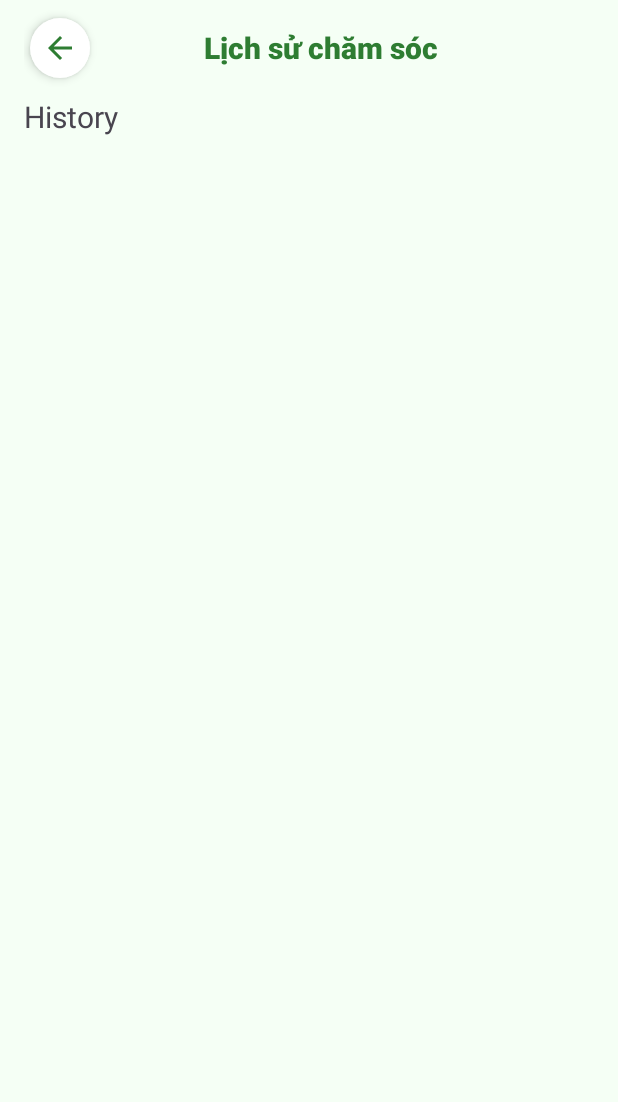
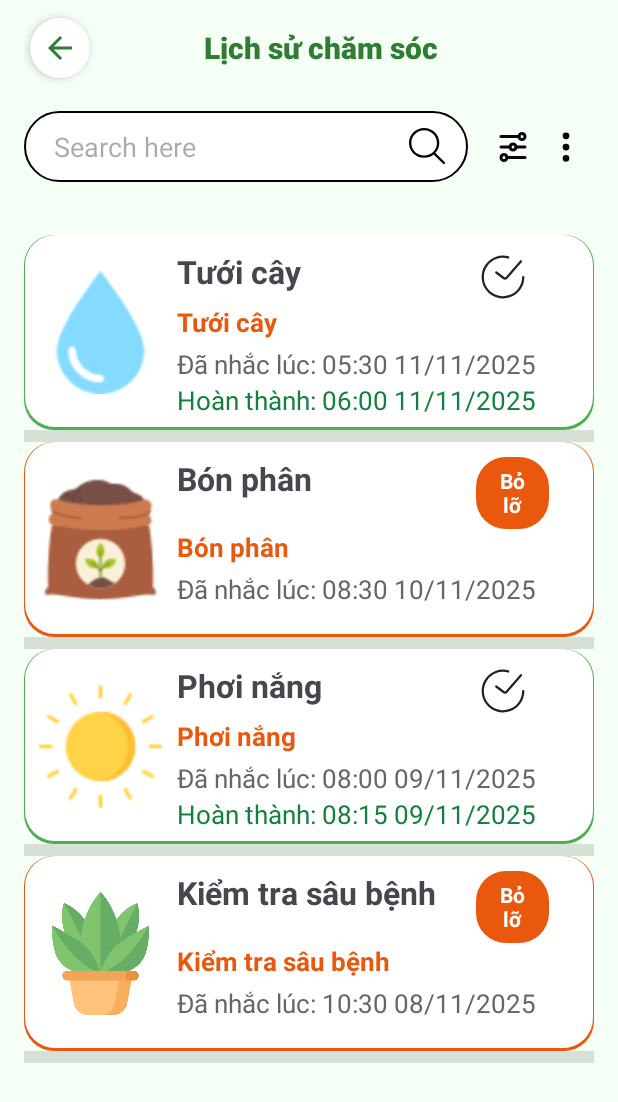
Before and after one commit to phuongnguyen1234/PlantCare, an Android app: the screen it shows after launch (MainActivity), after a tap on "History", on a phone screen of 412 x 824 dp. Shown: the top 1102 px of the screen. Run offline under Robolectric (Android 15) with nearby library versions, the phone set to English and light mode, and no system bars; our stand-ins replace Room's generated code, data binding; libraries missing offline, so code that uses them is left out: com.github.mikephil.charting; 1 statement that could not run was skipped.

Commit message:
Add changes for History branch

```diff
--- /dev/null
+++ b/app/src/main/java/com/example/plantcare/ui/history/HistoryAdapter.java
@@ -0,0 +1,92 @@
+package com.example.plantcare.ui.history;
+
+import android.content.Context;
+import android.graphics.Color;
+import android.graphics.drawable.GradientDrawable;
+import android.view.LayoutInflater;
+import android.view.View;
+import android.view.ViewGroup;
+import android.widget.ArrayAdapter;
+import android.widget.ImageView;
+import android.widget.LinearLayout;
+import android.widget.TextView;
+
+import androidx.annotation.NonNull;
+import androidx.annotation.Nullable;
+
+import com.example.plantcare.R; // Thêm import R
+import com.example.plantcare.data.entity.History;
+import com.example.plantcare.data.enums.Status; // Import Enum Status
+import com.example.plantcare.data.enums.TaskType; // Import Enum TaskType
+
+import java.time.format.DateTimeFormatter;
+import java.util.List;
+
+public class HistoryAdapter extends ArrayAdapter<History> {
+
+    public HistoryAdapter(Context context, List<History> list) {
+        super(context, 0, list);
+    }
+
+    @NonNull
+    @Override
+    public View getView(int position, @Nullable View convertView, @NonNull ViewGroup parent) {
+        if (convertView == null) {
+            // SỬA LẠI TÊN LAYOUT CHO ĐÚNG
+            convertView = LayoutInflater.from(getContext())
+                    .inflate(R.layout.fragmennt_history_plant, parent, false);
+        }
+        History item = getItem(position);
+        // Ánh xạ lại các view cho đúng với ID trong file XML
+        LinearLayout layout = convertView.findViewById(R.id.itemLayout);
+        TextView txtTaskName = convertView.findViewById(R.id.txtTasKName); // Sửa ID
+        TextView txtPlantName = convertView.findViewById(R.id.txtPlantName);
+        TextView txtDate = convertView.findViewById(R.id.txtDate);
+        TextView txtDateFinish = convertView.findViewById(R.id.txtDateFinish); // Thêm TextView này
+        ImageView imgAction = convertView.findViewById(R.id.imgAction);
+        ImageView imgStatus = convertView.findViewById(R.id.imgStatus);
+        TextView txtMiss = convertView.findViewById(R.id.txtMiss);
+
+        // Định dạng thời gian cho dễ đọc
+        DateTimeFormatter formatter = DateTimeFormatter.ofPattern("HH:mm dd/MM/yyyy");
+
+        // Gán dữ liệu
+        txtTaskName.setText(item.getTaskName()); // Tên công việc (Bón phân, tưới nước...)
+        txtPlantName.setText(item.getTaskName()); // Tạm thời hardcode, bạn có thể thêm trường plantName vào History entity
+        txtDate.setText("Đã nhắc lúc: " + item.getNotifyTime().format(formatter));
+
+        switch (item.getTaskType()) {
+            case WATER:
+                imgAction.setImageResource(R.drawable.water_drop);
+                break;
+            case FERTILIZE:
+                imgAction.setImageResource(R.drawable.fertilizer);
+                break;
+            case LIGHT:
+                imgAction.setImageResource(R.drawable.sun);
+                break;
+            case OTHER:
+                imgAction.setImageResource(R.drawable.default_plant);
+                break;
+            default:
+                imgAction.setImageResource(R.drawable.water_drop);
+        }
+
+        if (item.getStatus() == Status.COMPLETED && item.getDateCompleted() != null) {
+            // TRẠNG THÁI: HOÀN THÀNH
+            layout.setBackgroundResource(R.drawable.history_done_background_green);
+            imgStatus.setVisibility(View.VISIBLE);
+            txtMiss.setVisibility(View.GONE);
+            txtDateFinish.setVisibility(View.VISIBLE);
+            txtDateFinish.setText("Hoàn thành: " + item.getDateCompleted().format(formatter));
+        } else {
+            // TRẠNG THÁI: BỎ LỠ
+            layout.setBackgroundResource(R.drawable.history_miss_item_background_orange);
+            imgStatus.setVisibility(View.GONE);
+            txtMiss.setVisibility(View.VISIBLE);
+            txtDateFinish.setVisibility(View.GONE);
+        }
+
+        return convertView;
+    }
+}
--- a/app/src/main/java/com/example/plantcare/ui/history/HistoryFragment.java
+++ b/app/src/main/java/com/example/plantcare/ui/history/HistoryFragment.java
@@ -1,21 +1,55 @@
 package com.example.plantcare.ui.history;
 
 import android.os.Bundle;
+import android.view.LayoutInflater;import android.view.View;
+import android.view.ViewGroup;
+import android.widget.ListView;
+
+import androidx.annotation.NonNull;
 import androidx.annotation.Nullable;
 import androidx.lifecycle.ViewModelProvider;
 
 import com.example.plantcare.R;
+import com.example.plantcare.data.entity.History;
+import com.example.plantcare.data.enums.Status;
+import com.example.plantcare.data.enums.TaskType;
 import com.example.plantcare.ui.main.BaseFragment;
+
+import java.time.LocalDateTime;
+import java.util.ArrayList;
+import java.util.List;
 
 public class HistoryFragment extends BaseFragment {
 
     private HistoryViewModel mViewModel;
+    private ListView lvHistory;
+    private HistoryAdapter adapter;
+
+    @Override
+    public View onCreateView(@NonNull LayoutInflater inflater, @Nullable ViewGroup container, @Nullable Bundle savedInstanceState) {
+        // Ghi đè onCreateView để có thể truy cập View ngay lập tức
+        View view = super.onCreateView(inflater, container, savedInstanceState);
+
+        // Ánh xạ ListView từ layout đã sửa
+        lvHistory = view.findViewById(R.id.lvHistory);
+
+        // Tạo dữ liệu giả
+        List<History> mockData = createMockData();
+
+        // Khởi tạo Adapter với dữ liệu giả và gán vào ListView
+        if (getContext() != null) {
+            adapter = new HistoryAdapter(getContext(), mockData);
+            lvHistory.setAdapter(adapter);
+        }
+
+        return view;
+    }
 
     @Override
     public void onActivityCreated(@Nullable Bundle savedInstanceState) {
         super.onActivityCreated(savedInstanceState);
         mViewModel = new ViewModelProvider(this).get(HistoryViewModel.class);
-        // TODO: Use the ViewModel
+        // TODO: Sau này, bạn sẽ lấy dữ liệu từ ViewModel thay vì createMockData()
     }
 
     @Override
@@ -27,4 +61,50 @@ public class HistoryFragment extends BaseFragment {
     protected String getToolbarTitle() {
         return "Lịch sử chăm sóc";
     }
+
+    /**
+     * Phương thức tạo dữ liệu giả để kiểm tra giao diện.
+     * @return Danh sách các đối tượng History.
+     */
+    private List<History> createMockData() {
+        List<History> mockList = new ArrayList<>();
+        LocalDateTime now = LocalDateTime.now();
+
+        // --- Mẫu 1: Công việc TƯỚI NƯỚC - HOÀN THÀNH ---
+        History taskDoneWater = new History();
+        taskDoneWater.setTaskName("Tưới cây");
+        taskDoneWater.setTaskType(TaskType.WATER);
+        taskDoneWater.setStatus(Status.COMPLETED); // Trạng thái hoàn thành
+        taskDoneWater.setNotifyTime(now.minusHours(5)); // Nhắc lúc 5 tiếng trước
+        taskDoneWater.setDateCompleted(now.minusHours(4).minusMinutes(30)); // Hoàn thành sau đó 30 phút
+        mockList.add(taskDoneWater);
+
+        // --- Mẫu 2: Công việc BÓN PHÂN - BỎ LỠ ---
+        History taskMissedFertilize = new History();
+        taskMissedFertilize.setTaskName("Bón phân");
+        taskMissedFertilize.setTaskType(TaskType.FERTILIZE);
+        taskMissedFertilize.setStatus(Status.MISSED); // Trạng thái bỏ lỡ
+        taskMissedFertilize.setNotifyTime(now.minusDays(1).minusHours(2)); // Nhắc từ hôm qua
+        // dateCompleted là null vì đã bỏ lỡ
+        mockList.add(taskMissedFertilize);
+
+        // --- Mẫu 3: Công việc ÁNH SÁNG - HOÀN THÀNH ---
+        History taskDoneLight = new History();
+        taskDoneLight.setTaskName("Phơi nắng");
+        taskDoneLight.setTaskType(TaskType.LIGHT);
+        taskDoneLight.setStatus(Status.COMPLETED);
+        taskDoneLight.setNotifyTime(now.minusDays(2).withHour(8).withMinute(0)); // Nhắc lúc 8h sáng 2 ngày trước
+        taskDoneLight.setDateCompleted(now.minusDays(2).withHour(8).withMinute(15));
+        mockList.add(taskDoneLight);
+
+        // --- Mẫu 4: Công việc KHÁC - BỎ LỠ ---
+        History taskMissedOther = new History();
+        taskMissedOther.setTaskName("Kiểm tra sâu bệnh");
+        taskMissedOther.setTaskType(TaskType.OTHER);
+        taskMissedOther.setStatus(Status.MISSED);
+        taskMissedOther.setNotifyTime(now.minusDays(3));
+        mockList.add(taskMissedOther);
+
+        return mockList;
+    }
 }
--- /dev/null
+++ b/app/src/main/res/drawable/history_done_background_green.xml
@@ -0,0 +1,16 @@
+<?xml version="1.0" encoding="utf-8"?>
+<layer-list xmlns:android="http://schemas.android.com/apk/res/android">
+    <!-- trạng thái bình thường (default) -->
+    <item>
+        <shape android:shape="rectangle">
+            <corners android:radius="20dp"/>
+            <solid android:color="#4CAF50"/>
+        </shape>
+    </item>
+    <item android:top="0.5dp" android:left="1dp" android:right="1dp" android:bottom="2dp">
+        <shape android:shape="rectangle">
+            <corners android:radius="20dp"/>
+            <solid android:color="#ffff"/>
+        </shape>
+    </item>
+</layer-list>
--- /dev/null
+++ b/app/src/main/res/drawable/history_miss_background_for_text_miss.xml
@@ -0,0 +1,10 @@
+<?xml version="1.0" encoding="utf-8"?>
+<layer-list xmlns:android="http://schemas.android.com/apk/res/android">
+    <!-- trạng thái bình thường (default) -->
+    <item>
+        <shape android:shape="rectangle">
+            <corners android:radius="20dp"/>
+            <solid android:color="#E9580C"/>
+        </shape>
+    </item>
+</layer-list>
--- /dev/null
+++ b/app/src/main/res/drawable/history_miss_item_background_orange.xml
@@ -0,0 +1,16 @@
+<?xml version="1.0" encoding="utf-8"?>
+<layer-list xmlns:android="http://schemas.android.com/apk/res/android">
+    <!-- trạng thái bình thường (default) -->
+    <item>
+        <shape android:shape="rectangle">
+            <corners android:radius="20dp"/>
+            <solid android:color="#E9580C"/>
+        </shape>
+    </item>
+    <item android:top="0.5dp" android:left="1dp" android:right="1dp" android:bottom="2dp">
+        <shape android:shape="rectangle">
+            <corners android:radius="20dp"/>
+            <solid android:color="#ffff"/>
+        </shape>
+    </item>
+</layer-list>
--- /dev/null
+++ b/app/src/main/res/drawable/ic_done_ring_round_green_24dp.xml
@@ -0,0 +1,7 @@
+<vector xmlns:android="http://schemas.android.com/apk/res/android" android:height="24dp" android:viewportHeight="24" android:viewportWidth="24" android:width="24dp">
+
+    <path android:fillColor="#00000000" android:pathData="M9,10L12.258,12.444C12.677,12.757 13.266,12.696 13.611,12.302L20,5" android:strokeColor="#222222" android:strokeLineCap="round" android:strokeWidth="1"/>
+
+    <path android:fillColor="#00000000" android:pathData="M21,12C21,13.88 20.411,15.714 19.316,17.242C18.22,18.771 16.674,19.918 14.893,20.522C13.112,21.127 11.187,21.158 9.387,20.612C7.588,20.067 6.005,18.971 4.86,17.479C3.715,15.987 3.066,14.174 3.005,12.295C2.943,10.415 3.472,8.563 4.517,7C5.562,5.436 7.07,4.239 8.83,3.577C10.59,2.914 12.513,2.82 14.329,3.307" android:strokeColor="#222222" android:strokeLineCap="round" android:strokeWidth="1"/>
+
+</vector>
--- /dev/null
+++ b/app/src/main/res/drawable/ic_filter_black_24dp.xml
@@ -0,0 +1,17 @@
+<vector xmlns:android="http://schemas.android.com/apk/res/android" android:height="24dp" android:viewportHeight="24" android:viewportWidth="24" android:width="24dp">
+
+    <path android:fillColor="#00000000" android:fillType="evenOdd" android:pathData="M4,5L16,5" android:strokeColor="#0C0310" android:strokeLineCap="round" android:strokeWidth="2"/>
+
+    <path android:fillColor="#00000000" android:fillType="evenOdd" android:pathData="M4,12L10,12" android:strokeColor="#0C0310" android:strokeLineCap="round" android:strokeWidth="2"/>
+
+    <path android:fillColor="#00000000" android:fillType="evenOdd" android:pathData="M14,12L20,12" android:strokeColor="#0C0310" android:strokeLineCap="round" android:strokeWidth="2"/>
+
+    <path android:fillColor="#00000000" android:fillType="evenOdd" android:pathData="M8,19L20,19" android:strokeColor="#0C0310" android:strokeLineCap="round" android:strokeWidth="2"/>
+
+    <path android:fillColor="#00000000" android:fillType="evenOdd" android:pathData="M18,5m-2,0a2,2 0,1 1,4 0a2,2 0,1 1,-4 0" android:strokeColor="#0C0310" android:strokeLineCap="round" android:strokeWidth="2"/>
+
+    <path android:fillColor="#00000000" android:fillType="evenOdd" android:pathData="M12,12m-2,0a2,2 0,1 1,4 0a2,2 0,1 1,-4 0" android:strokeColor="#0C0310" android:strokeLineCap="round" android:strokeWidth="2"/>
+
+    <path android:fillColor="#00000000" android:fillType="evenOdd" android:pathData="M6,19m-2,0a2,2 0,1 1,4 0a2,2 0,1 1,-4 0" android:strokeColor="#0C0310" android:strokeLineCap="round" android:strokeWidth="2"/>
+
+</vector>
--- /dev/null
+++ b/app/src/main/res/drawable/ic_search_black_24dp.xml
@@ -0,0 +1,12 @@
+<vector xmlns:android="http://schemas.android.com/apk/res/android"
+    android:width="24dp"
+    android:height="24dp"
+    android:viewportWidth="32"
+    android:viewportHeight="32">
+  <path
+      android:pathData="M13.46,24.45C7.17,24.45 2.071,19.44 2.071,13.25C2.071,7.06 7.17,2.04 13.46,2.04C19.75,2.04 24.85,7.06 24.85,13.25C24.85,19.44 19.75,24.45 13.46,24.45L13.46,24.45ZM31.688,30.25L23.429,22.12C25.591,19.77 26.92,16.67 26.92,13.25C26.92,5.93 20.894,0 13.46,0C6.026,0 0,5.93 0,13.25C0,20.56 6.026,26.49 13.46,26.49C16.672,26.49 19.618,25.38 21.932,23.53L30.224,31.69C30.629,32.09 31.284,32.09 31.688,31.69C32.093,31.3 32.093,30.65 31.688,30.25L31.688,30.25Z"
+      android:strokeWidth="1"
+      android:fillColor="#000000"
+      android:fillType="evenOdd"
+      android:strokeColor="#00000000"/>
+</vector>
--- /dev/null
+++ b/app/src/main/res/drawable/ic_three_dots_black_24dp.xml
@@ -0,0 +1,5 @@
+<vector xmlns:android="http://schemas.android.com/apk/res/android" android:height="24dp" android:viewportHeight="16" android:viewportWidth="16" android:width="24dp">
+
+    <path android:fillColor="#000000" android:pathData="M9.5,13a1.5,1.5 0,1 1,-3 0,1.5 1.5,0 0,1 3,0zM9.5,8a1.5,1.5 0,1 1,-3 0,1.5 1.5,0 0,1 3,0zM9.5,3a1.5,1.5 0,1 1,-3 0,1.5 1.5,0 0,1 3,0z"/>
+
+</vector>
--- /dev/null
+++ b/app/src/main/res/drawable/search_edit_background.xml
@@ -0,0 +1,11 @@
+<?xml version="1.0" encoding="utf-8"?>
+<selector xmlns:android="http://schemas.android.com/apk/res/android">
+    <item>
+        <shape android:shape="rectangle">
+            <corners android:radius = "50dp"/>
+            <solid android:color="#ffff"/>
+            <stroke android:color="@color/black"
+                android:width="1dp"/>
+        </shape>
+    </item>
+</selector>
--- /dev/null
+++ b/app/src/main/res/layout/fragmennt_history_plant.xml
@@ -0,0 +1,90 @@
+<LinearLayout xmlns:android="http://schemas.android.com/apk/res/android"
+    xmlns:tools="http://schemas.android.com/tools"
+    android:id="@+id/itemLayout"
+    android:layout_width="match_parent"
+    android:layout_height="130dp"
+    android:layout_margin="6dp"
+    android:background="@drawable/history_miss_item_background_orange"
+    android:orientation="horizontal"
+    android:padding="10dp">
+
+    <ImageView
+        android:id="@+id/imgAction"
+        android:layout_width="82dp"
+        android:layout_height="86dp"
+        android:layout_gravity="center_vertical"
+        android:src="@drawable/fertilizer" />
+
+    <LinearLayout
+        android:layout_width="match_parent"
+        android:layout_height="113dp"
+        android:layout_marginStart="10dp"
+        android:layout_weight="1"
+        android:orientation="vertical">
+
+        <LinearLayout
+            android:layout_width="match_parent"
+            android:layout_height="wrap_content"
+            android:orientation="horizontal">
+
+            <TextView
+                android:id="@+id/txtTasKName"
+                android:layout_width="199dp"
+                android:layout_height="match_parent"
+                android:layout_gravity="center_vertical"
+                android:text="Bón phân"
+                android:textSize="21sp"
+                android:textStyle="bold" />
+
+            <ImageView
+                android:id="@+id/imgStatus"
+                android:layout_width="36dp"
+                android:layout_height="36dp"
+                android:layout_gravity="top|center_vertical"
+                android:src="@drawable/ic_done_ring_round_green_24dp"
+                android:visibility="gone" />
+
+            <TextView
+                android:id="@+id/txtMiss"
+                android:layout_width="match_parent"
+                android:layout_height="match_parent"
+                android:layout_gravity="center_vertical"
+                android:layout_marginEnd="20dp"
+                android:background="@drawable/history_miss_background_for_text_miss"
+                android:gravity="center"
+                android:paddingHorizontal="10dp"
+                android:paddingVertical="5dp"
+                android:text="Bỏ lỡ"
+                android:textColor="#FFFFFF"
+                android:textStyle="bold"
+                android:visibility="visible" />
+        </LinearLayout>
+
+        <TextView
+            android:id="@+id/txtPlantName"
+            android:layout_width="match_parent"
+            android:layout_height="28dp"
+            android:text="Cây Xương Rồng"
+            android:textColor="#E9580C"
+            android:textSize="17sp"
+            android:textStyle="bold" />
+
+        <TextView
+            android:id="@+id/txtDate"
+            android:layout_width="match_parent"
+            android:layout_height="wrap_content"
+            android:text="Đã nhắc lúc 10:00:00 28/11/2025"
+            android:textColor="#666"
+            android:textSize="17dp" />
+
+        <TextView
+            android:id="@+id/txtDateFinish"
+            android:layout_width="match_parent"
+            android:layout_height="wrap_content"
+            android:text="Đã nhắc tưới lúc 10:00:00 28/11/2025"
+            android:textColor="#15803D"
+            android:textSize="17dp"
+            android:visibility="gone"/>
+    </LinearLayout>
+
+</LinearLayout>
--- a/app/src/main/res/layout/fragment_history.xml
+++ b/app/src/main/res/layout/fragment_history.xml
@@ -1,6 +1,56 @@
 <?xml version="1.0" encoding="utf-8"?>
-<TextView xmlns:android="http://schemas.android.com/apk/res/android"
+<LinearLayout xmlns:android="http://schemas.android.com/apk/res/android"
+    xmlns:app="http://schemas.android.com/apk/res-auto"
     android:layout_width="match_parent"
     android:layout_height="match_parent"
-    android:text="History"
-    android:textSize="20sp" />
+    android:orientation="vertical"
+    android:background="@color/layout_background_color"
+    >
+
+    <LinearLayout
+        android:layout_width="match_parent"
+        android:layout_height="57dp"
+        android:layout_marginTop="5dp"
+        android:orientation="horizontal">
+
+        <EditText
+            android:id="@+id/search_edit"
+            android:layout_width="296dp"
+            android:layout_height="47dp"
+            android:layout_gravity="center"
+            android:background="@drawable/search_edit_background"
+            android:drawableEnd="@drawable/ic_search_black_24dp"
+            android:ems="10"
+            android:foregroundGravity="center"
+            android:hint="Search here"
+            android:inputType="text"
+            android:paddingLeft="20dp"
+            android:paddingEnd="15dp"
+             />
+
+        <ImageButton
+            android:id="@+id/imageButton"
+            android:layout_width="40dp"
+            android:layout_height="match_parent"
+            android:layout_marginStart="10dp"
+            android:background="@color/layout_background_color"
+            app:srcCompat="@drawable/ic_filter_black_24dp" />
+
+        <ImageButton
+            android:id="@+id/imageBut"
+            android:layout_width="30dp"
+            android:layout_height="match_parent"
+            android:background="@color/layout_background_color"
+            android:contentDescription="More"
+            android:src="@drawable/ic_three_dots_black_24dp" />
+    </LinearLayout>
+
+    <ListView
+        android:id="@+id/lvHistory"
+        android:layout_width="match_parent"
+        android:layout_height="0dp"
+        android:layout_weight="1"
+        android:dividerHeight="8dp"
+        android:paddingTop="20dp"
+        android:layout_marginTop="10dp"/>
+</LinearLayout>
```
